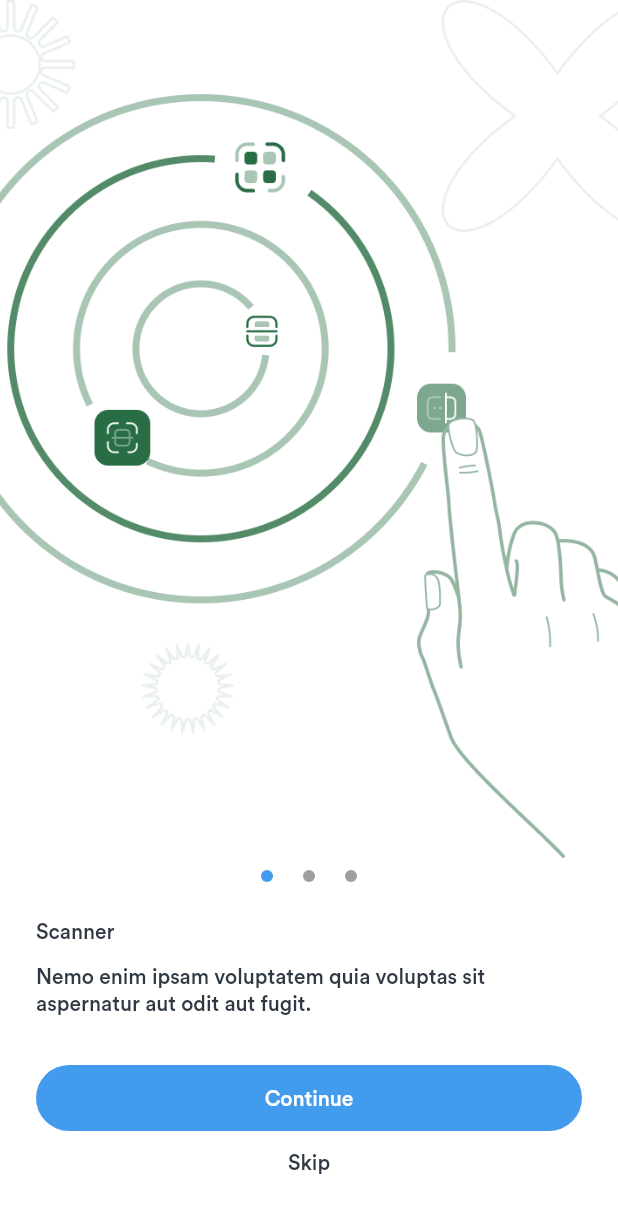
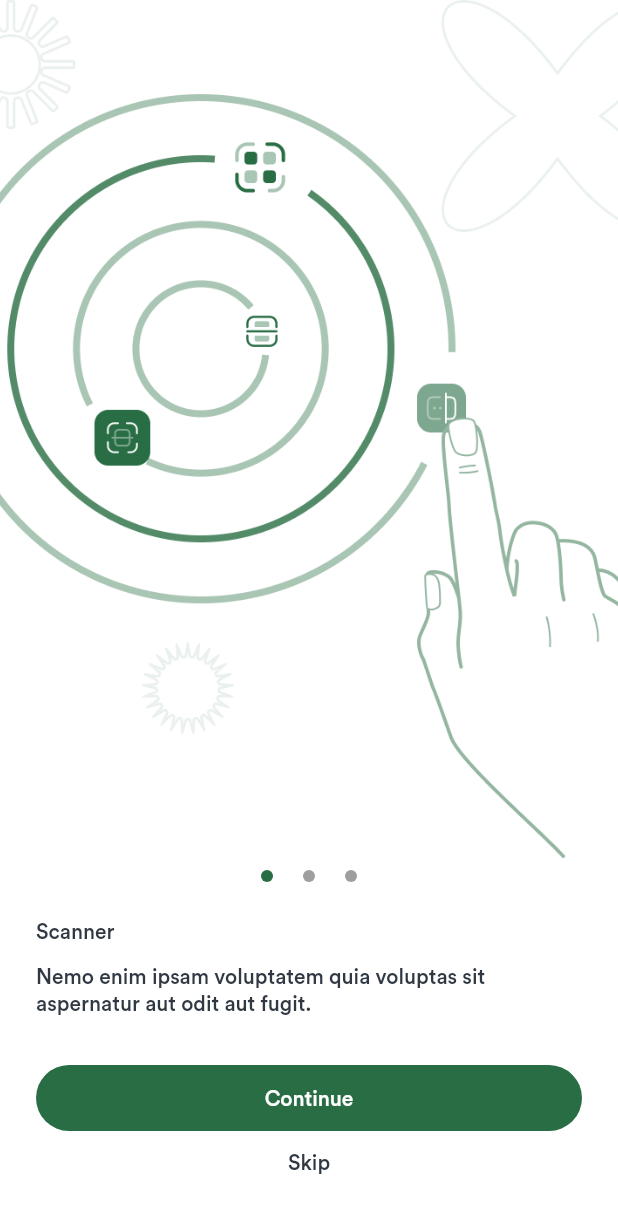
Before and after one commit to WalterDinh/ocr_scan, a Flutter app: the screen it shows after launch, on a phone screen of 412 x 824 dp. Shown: the top 1213 px of the screen. Run offline on Flutter 3.47's test engine with Material 2 defaults, Android fonts, the phone set to English and light mode, and no system bars; our stand-ins replace bloc, dio, flutter_bloc, image_cropper, image_picker, logger and 4 more; missing offline and left inert: dio_http_cache, photo_manager; generated files the repository leaves out were written again.

Commit message:
update primaryColor

```diff
--- a/lib/configs/colors.dart
+++ b/lib/configs/colors.dart
@@ -29,4 +29,7 @@ class AppColors {
   static const Color yellow = Color(0xFFF6C747);
   static const Color semiGrey = Color(0xFFbababa);
   static const Color violet = Color(0xD07038F8);
+
+  static const Color darkGreen = Color(0xFF286D44);
+
 }
--- a/lib/configs/theme.dart
+++ b/lib/configs/theme.dart
@@ -7,7 +7,7 @@ import 'fonts.dart';
 class Theming {
   static final ThemeData darkTheme = ThemeData(
     brightness: Brightness.dark,
-    primaryColor: AppColors.blue,
+    primaryColor: AppColors.darkGreen,
     appBarTheme: const AppBarTheme(
       toolbarTextStyle: TextThemeApp.darkText,
     ),
@@ -24,7 +24,7 @@ class Theming {
 
   static final ThemeData lightTheme = ThemeData(
     brightness: Brightness.light,
-    primaryColor: AppColors.blue,
+    primaryColor: AppColors.darkGreen,
     iconTheme: IconThemeApp.iconLightTheme,
     appBarTheme: const AppBarTheme(
       toolbarTextStyle: TextThemeApp.lightText,
```
